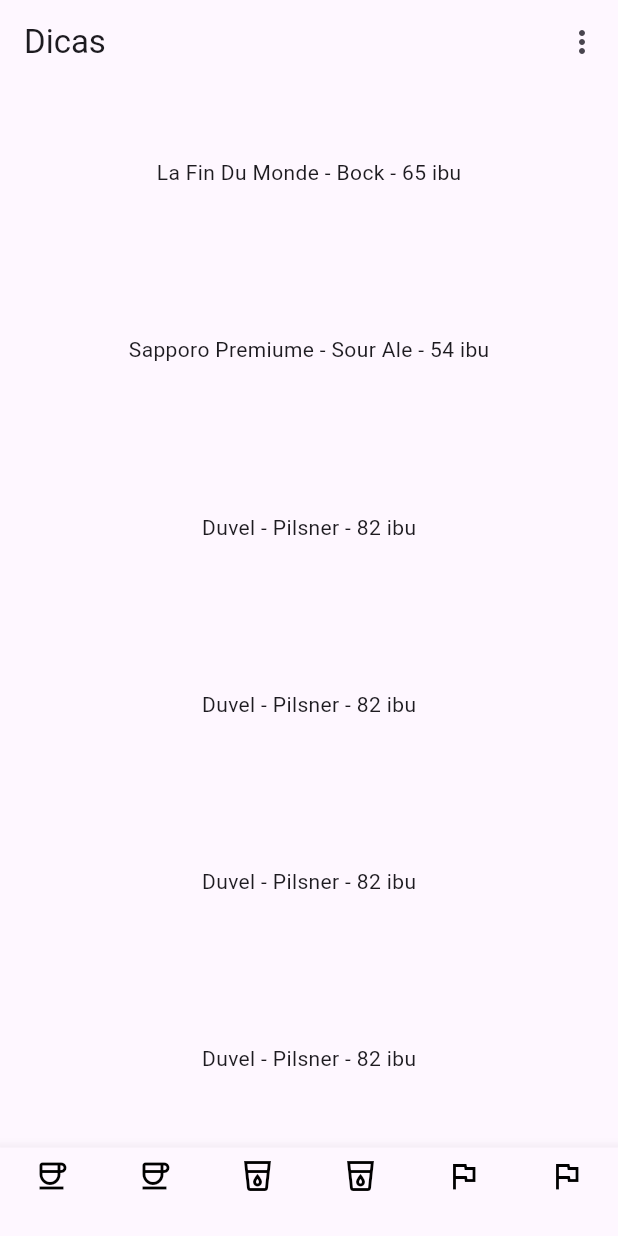
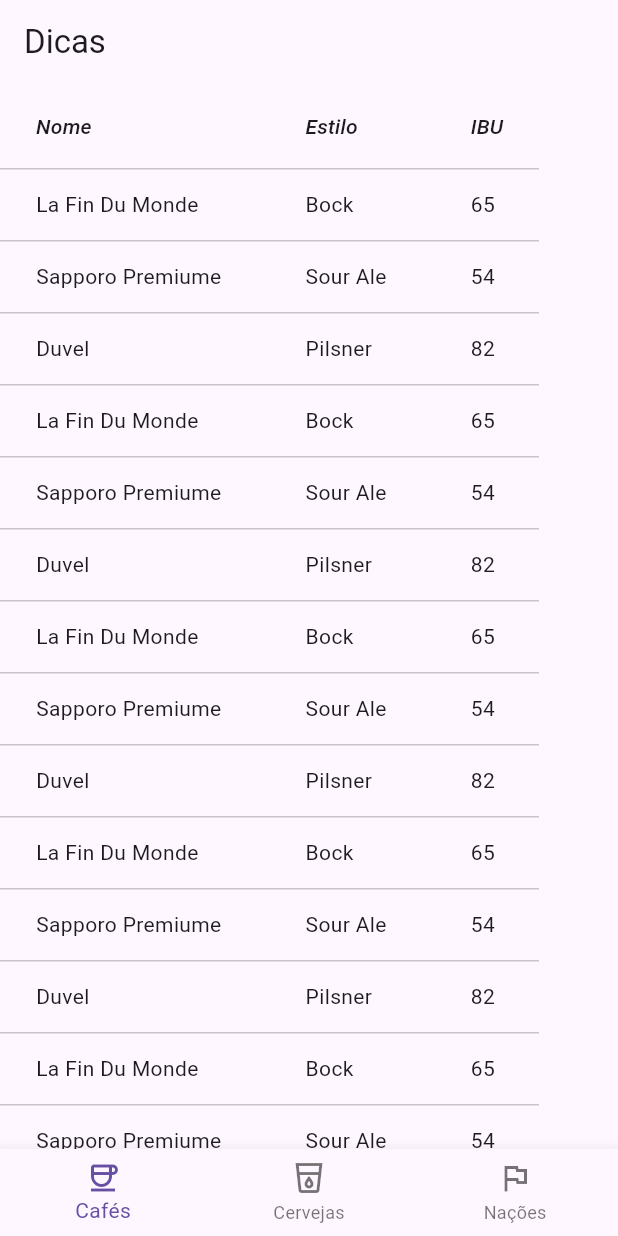
Before and after one commit to Kaiom20/Poo, a Flutter app: the screen it shows after launch, on a phone screen of 412 x 824 dp. Run offline on Flutter 3.47's test engine with Material 3 defaults, Android fonts, the phone set to English and light mode, and no system bars.

Commit message:
Receita 04 - Exercício 01

```diff
--- a/lib/main.dart
+++ b/lib/main.dart
@@ -1,6 +1,97 @@
 import 'package:flutter/material.dart';
 
-
+var dataObjects = [
+    {
+      "name": "La Fin Du Monde",
+      "style": "Bock",
+      "ibu": "65"
+    },
+    {
+      "name": "Sapporo Premiume",
+      "style": "Sour Ale",
+      "ibu": "54"
+    },
+    {
+      "name": "Duvel",
+      "style": "Pilsner",
+      "ibu": "82"
+    },
+    {
+      "name": "La Fin Du Monde",
+      "style": "Bock",
+      "ibu": "65"
+    },
+    {
+      "name": "Sapporo Premiume",
+      "style": "Sour Ale",
+      "ibu": "54"
+    },
+    {
+      "name": "Duvel",
+      "style": "Pilsner",
+      "ibu": "82"
+    },
+    {
+      "name": "La Fin Du Monde",
+      "style": "Bock",
+      "ibu": "65"
+    },
+    {
+      "name": "Sapporo Premiume",
+      "style": "Sour Ale",
+      "ibu": "54"
+    },
+    {
+      "name": "Duvel",
+      "style": "Pilsner",
+      "ibu": "82"
+    },
+    {
+      "name": "La Fin Du Monde",
+      "style": "Bock",
+      "ibu": "65"
+    },
+    {
+      "name": "Sapporo Premiume",
+      "style": "Sour Ale",
+      "ibu": "54"
+    },
+    {
+      "name": "Duvel",
+      "style": "Pilsner",
+      "ibu": "82"
+    },
+    {
+      "name": "La Fin Du Monde",
+      "style": "Bock",
+      "ibu": "65"
+    },
+    {
+      "name": "Sapporo Premiume",
+      "style": "Sour Ale",
+      "ibu": "54"
+    },
+    {
+      "name": "Duvel",
+      "style": "Pilsner",
+      "ibu": "82"
+    },
+    {
+      "name": "La Fin Du Monde",
+      "style": "Bock",
+      "ibu": "65"
+    },
+    {
+      "name": "Sapporo Premiume",
+      "style": "Sour Ale",
+      "ibu": "54"
+    },
+    {
+      "name": "Duvel",
+      "style": "Pilsner",
+      "ibu": "82"
+    }
+  ];
 
 void main() {
 
@@ -10,121 +101,112 @@
 
 }
 
-
-
-
-
 class MyApp extends StatelessWidget {
 
   @override
 
   Widget build(BuildContext context) {
 
+
+
     return MaterialApp(
 
-        theme: ThemeData(primarySwatch: Colors.deepPurple),
+      theme: ThemeData(primarySwatch: Colors.deepPurple),
 
-        debugShowCheckedModeBanner: false,
+      debugShowCheckedModeBanner:false,
 
-        home: Scaffold(
+      home: Scaffold(
 
-          appBar: CustomAppBar(),
+        appBar: AppBar(
 
-          body: DataBodyWidget(objects: [
-            "La Fin Du Monde - Bock - 65 ibu",
-            "Sapporo Premiume - Sour Ale - 54 ibu",
-            "Duvel - Pilsner - 82 ibu",
-            "Duvel - Pilsner - 82 ibu",
-            "Duvel - Pilsner - 82 ibu",
-            "Duvel - Pilsner - 82 ibu"
-          ]),
+          title: const Text("Dicas"),
 
-          bottomNavigationBar: NewNavBar(objects: [
-              Icon(Icons.coffee_outlined),
-              Icon(Icons.coffee_outlined),
-              Icon(Icons.local_drink_outlined),
-              Icon(Icons.local_drink_outlined),
-              Icon(Icons.flag_outlined),
-              Icon(Icons.flag_outlined)
-          ]),
+          ),
 
-        ));
+        body: Scrollbar(
+          child: SingleChildScrollView(
+            child: DataBodyWidget(objects: dataObjects),
+          ),
+        ),
+
+        bottomNavigationBar: NewNavBar(),
+
+      ));
 
   }
 
 }
 
-class CustomAppBar extends AppBar {
-  CustomAppBar() : super(
-            title: const Text("Dicas"),
-            actions: [
-              PopupMenuButton<String>(
-                onSelected: (String value) {
-                  print('Cor Selecionada: $value');
-                },
-                itemBuilder: (BuildContext context) => <PopupMenuEntry<String>> [
-                  const PopupMenuItem<String> (
-                    value: 'Red',
-                    child: Text('Vermelho'),
-                  ),
-                  const PopupMenuItem<String> (
-                    value: 'Yellow',
-                    child: Text('Amarelo'),
-                  ),
-                  const PopupMenuItem<String> (
-                    value: 'Orange',
-                    child: Text('Laranja'),
-                  ),
-                ],
-              ),
-            ],
-          );
-}
+
+
+
 
 class NewNavBar extends StatelessWidget {
-  List<Icon> objects;
-  NewNavBar({this.objects = const []});
+
+  NewNavBar();
+
+
 
   void botaoFoiTocado(int index) {
+
     print("Tocaram no botão $index");
+
   }
 
+
+
   @override
+
   Widget build(BuildContext context) {
-    return BottomNavigationBar(
-      type: BottomNavigationBarType.fixed,
-      selectedItemColor: Colors.black,
-      unselectedItemColor: Colors.black,
-      items: objects
-        .map((icn) => BottomNavigationBarItem(
-          icon: icn,
-          label: '',
-        ))
-        .toList(),
-      onTap: botaoFoiTocado,
-    );
+
+    return BottomNavigationBar(onTap: botaoFoiTocado, items: const [
+
+      BottomNavigationBarItem(
+
+        label: "Cafés",
+
+        icon: Icon(Icons.coffee_outlined),
+
+      ),
+
+      BottomNavigationBarItem(
+
+          label: "Cervejas", icon: Icon(Icons.local_drink_outlined)),
+
+      BottomNavigationBarItem(label: "Nações", icon: Icon(Icons.flag_outlined))
+
+    ]);
+
   }
+
 }
 
 
 
 class DataBodyWidget extends StatelessWidget {
-  List<String> objects;
+  List objects;
   DataBodyWidget( {this.objects = const [] });
 
-  Expanded processarUmElemento(String obj){
-
-    return Expanded(
-          child: Center(child: Text(obj)),
-        );
-  }
   @override
   Widget build(BuildContext context) {
+    var columnNames = ["Nome","Estilo","IBU"],
+        propertyNames = ["name", "style", "ibu"];
 
-    return Column(children: objects.map(
-      (obj) => Expanded(
-        child: Center(child: Text(obj)),
-        )
-      ).toList());
+    return DataTable(
+      columns: columnNames.map(
+                (name) => DataColumn(
+                  label: Expanded(
+                    child: Text(name, style: TextStyle(fontStyle: FontStyle.italic))
+                  )
+                )
+              ).toList()
+      ,
+      rows: objects.map(
+        (obj) => DataRow(
+            cells: propertyNames.map(
+              (propName) => DataCell(Text(obj[propName]))
+            ).toList()
+          )
+        ).toList());
   }
 }
```
